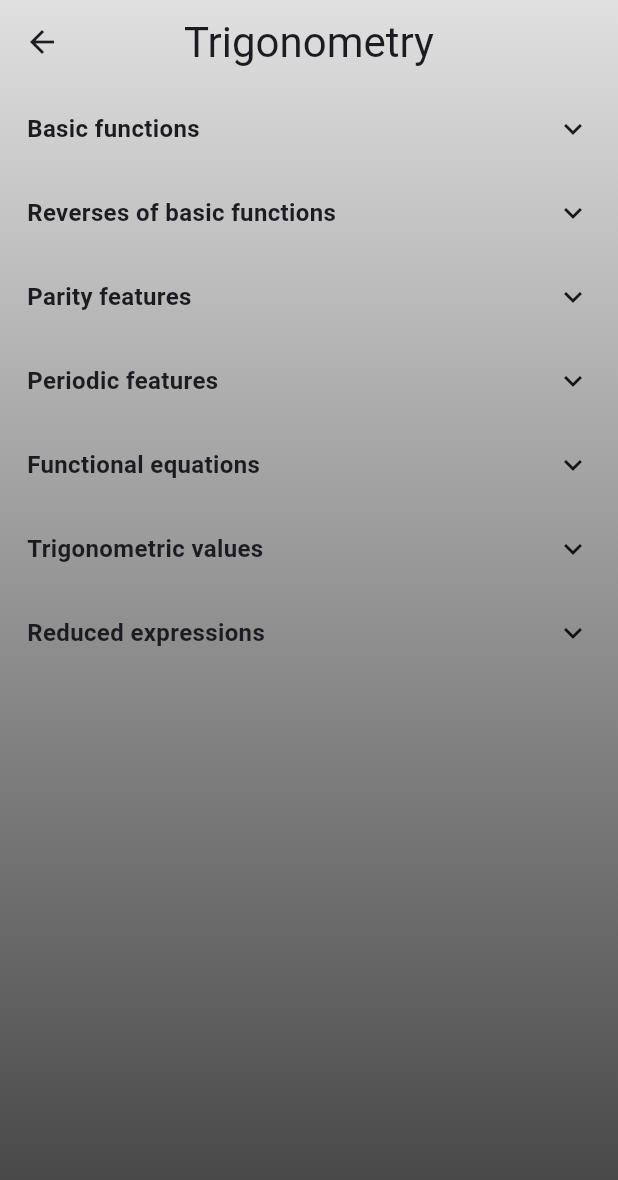
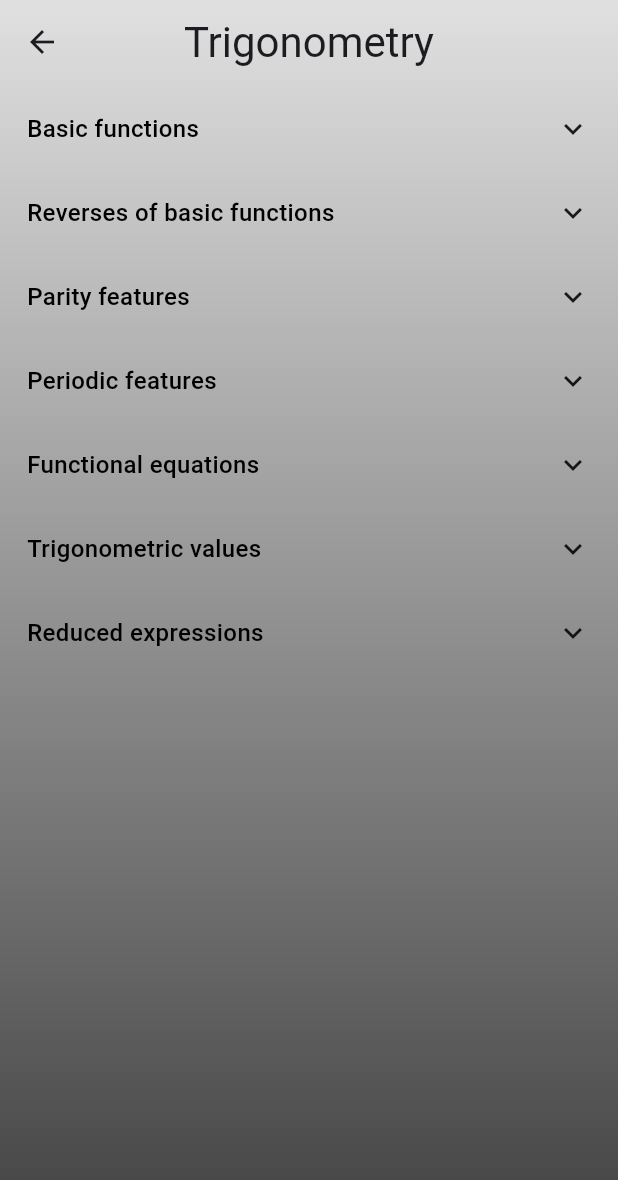
Before and after one commit to gofer-k/flutter_maths_expressions, a Flutter app: the TrigonometryPage screen opened directly, on a phone screen of 412 x 824 dp. Shown: the top 1180 px of the screen. Run offline on Flutter 3.47's test engine with Material 3 defaults, Android fonts, the phone set to English and light mode, and no system bars; missing offline and left inert: flutter_math_fork, infinite_canvas, simple_3d, simple_3d_renderer, util_simple_3d.

Commit message:
fix: add user custom text style in the shrinkable widgets

```diff
--- a/lib/pages/trigonometry_page.dart
+++ b/lib/pages/trigonometry_page.dart
@@ -41,6 +41,10 @@ class _TrigonometryPageState extends State<TrigonometryPage> {
     final tableItemDecoration = BoxDecoration(color: Colors.transparent);
     final tableItemTextStyle = TextStyle(color: Colors.white70);
     final tableHeaderTextStyle = TextStyle(color: Colors.lightBlueAccent, fontWeight: FontWeight.bold, fontSize: 12.0);
+    final shrinkableTitleTextStyle = TextStyle(
+        color: Colors.black,
+        fontWeight: Theme.of(context).textTheme.titleMedium?.fontWeight,
+        fontSize: Theme.of(context).textTheme.titleMedium?.fontSize);
 
     final List<Widget> basicExpressions = [
       PopupWidget(
@@ -914,13 +918,27 @@ class _TrigonometryPageState extends State<TrigonometryPage> {
                 vertical: verticalPaddingItem),
             child: ListView(
               children: [
-                ShrinkableListItem(title: "Basic functions", details: basicExpressions),
-                ShrinkableListItem(title: "Reverses of basic functions", details: arcExpressions),
-                ShrinkableListItem(title: "Parity features", details: parityFeatures),
-                ShrinkableListItem(title: "Periodic features", details: periodicity),
-                ShrinkableListItem(title: "Functional equations", details: equations),
-                ShrinkableTable(title: "Trigonometric values", contents: tableTrigonometricValues),
-                ShrinkableTable(title: "Reduced expressions", contents: tableReducedExpressions),
+                ShrinkableListItem(title: "Basic functions",
+                  details: basicExpressions,
+                  titleStyle: shrinkableTitleTextStyle,),
+                ShrinkableListItem(title: "Reverses of basic functions",
+                  details: arcExpressions,
+                  titleStyle: shrinkableTitleTextStyle,),
+                ShrinkableListItem(title: "Parity features",
+                  details: parityFeatures,
+                  titleStyle: shrinkableTitleTextStyle,),
+                ShrinkableListItem(title: "Periodic features",
+                  details: periodicity,
+                  titleStyle: shrinkableTitleTextStyle,),
+                ShrinkableListItem(title: "Functional equations",
+                  details: equations,
+                  titleStyle: shrinkableTitleTextStyle,),
+                ShrinkableTable(title: "Trigonometric values",
+                  contents: tableTrigonometricValues,
+                  titleStyle: shrinkableTitleTextStyle,),
+                ShrinkableTable(title: "Reduced expressions",
+                  contents: tableReducedExpressions,
+                  titleStyle: shrinkableTitleTextStyle,),
               ],
             )
         ),
--- a/lib/widgets/shrinkable_list_Item.dart
+++ b/lib/widgets/shrinkable_list_Item.dart
@@ -5,11 +5,13 @@ import 'package:flutter/material.dart';
 class ShrinkableListItem extends StatefulWidget {
   final String title;
   final List<Widget> details;
+  final TextStyle? titleStyle;
 
-  const ShrinkableListItem({
+  ShrinkableListItem({
     Key? key,
     required this.title,
     required this.details,
+    this.titleStyle,
   }) : super(key: key);
 
   @override
@@ -63,7 +65,8 @@ class _ShrinkableListItemState extends State<ShrinkableListItem>
             child: Row(
               mainAxisAlignment: MainAxisAlignment.spaceBetween,
               children: [
-                Text(widget.title, style: TextStyle(fontSize: 16, fontWeight: FontWeight.bold)),
+                Text(widget.title,
+                   style: widget.titleStyle ?? Theme.of(context).textTheme.titleMedium,),
                 Icon(_isExpanded ? Icons.expand_less : Icons.expand_more),
               ],
             ),
--- a/lib/widgets/shrinkable_table.dart
+++ b/lib/widgets/shrinkable_table.dart
@@ -4,11 +4,13 @@ import 'package:flutter/material.dart';
 class ShrinkableTable extends StatefulWidget {
   final String title;
   final List<List<Widget>> contents;
+  final TextStyle? titleStyle;
 
   const ShrinkableTable({
     Key? key,
     required this.title,
     required this.contents,
+    this.titleStyle,
   }) : super(key: key);
 
   @override
@@ -62,8 +64,8 @@ class _ShrinkableTableState extends State<ShrinkableTable>
               child: Row(
                 mainAxisAlignment: MainAxisAlignment.spaceBetween,
                 children: [
-                  Text(widget.title, style: TextStyle(
-                      fontSize: 16, fontWeight: FontWeight.bold)),
+                  Text(widget.title,
+                    style: widget.titleStyle ?? Theme.of(context).textTheme.titleMedium,),
                   Icon(_isExpanded ? Icons.expand_less : Icons.expand_more),
                 ],
               ),
```
